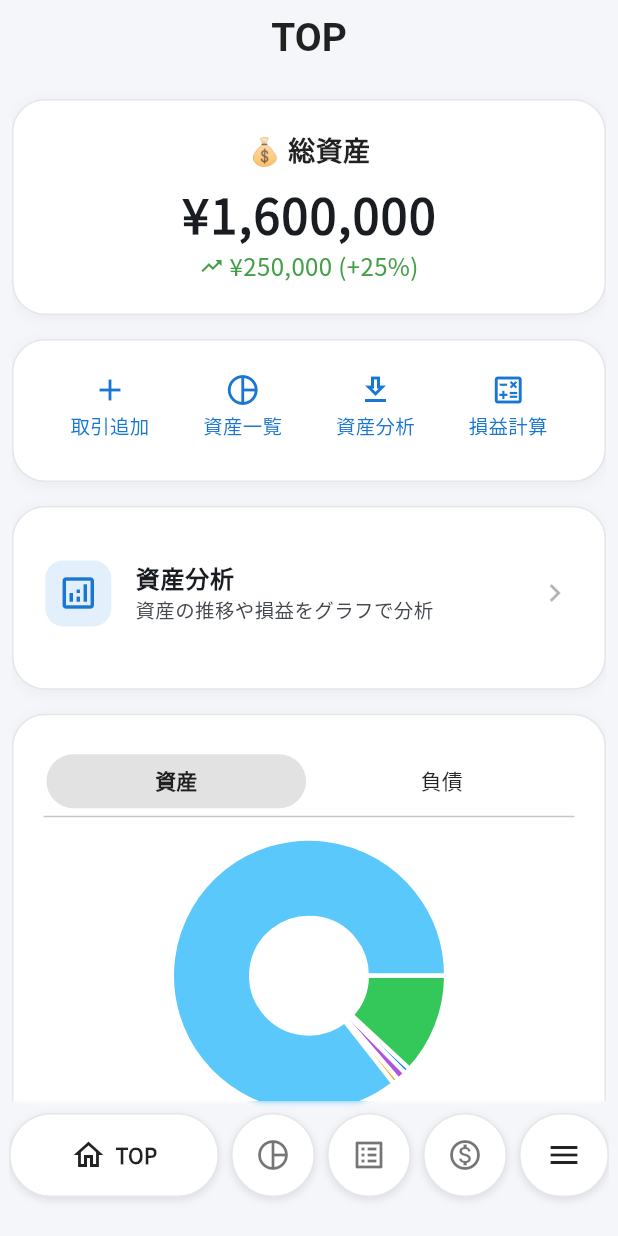
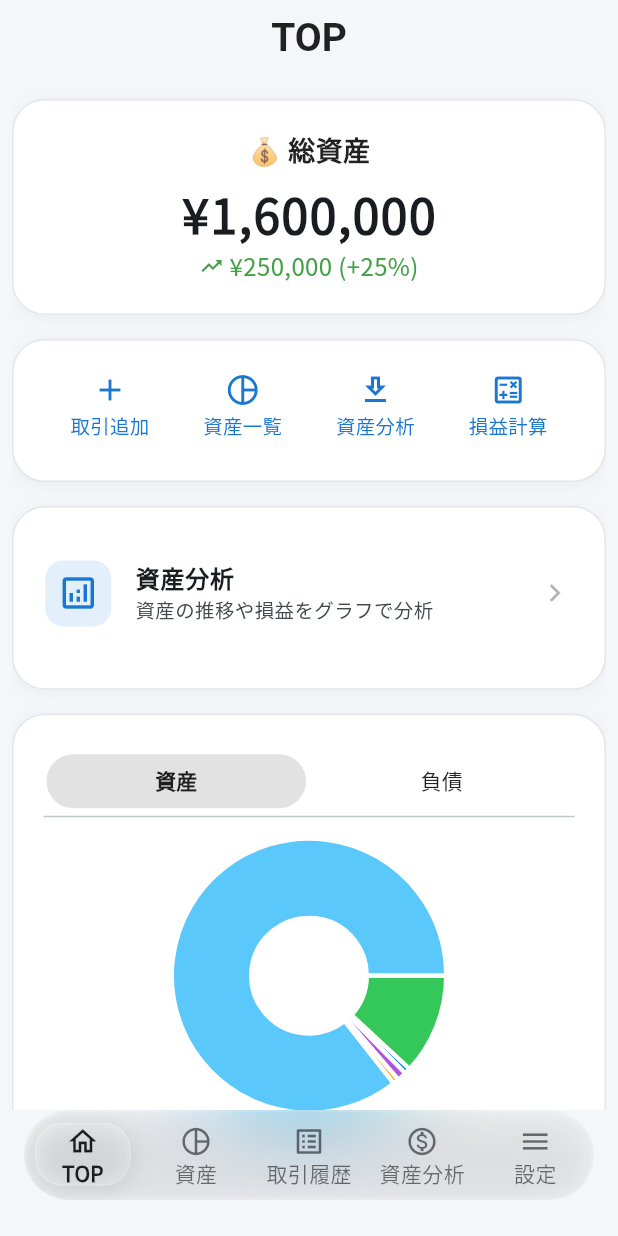
Before and after one commit to kuma1022/money_nest_app, a Flutter app: the screen it shows after launch, on a phone screen of 412 x 824 dp. Run offline on Flutter 3.47's test engine with Material 3 defaults, Android fonts, the phone set to English and light mode, and no system bars; drawn by our look-alikes of fl_chart; our stand-ins replace drift, flutter_svg, modal_bottom_sheet, pull_to_refresh; accounts and stored records are empty; generated files the repository leaves out were written again; statements that could not run were skipped.

Commit message:
update bottom nav bar

```diff
--- a/lib/components/custom_bottom_nav_bar.dart
+++ b/lib/components/custom_bottom_nav_bar.dart
@@ -1,6 +1,5 @@
 import 'dart:ui';
 import 'package:flutter/material.dart';
-import 'package:money_nest_app/presentation/resources/app_colors.dart';
 import 'package:money_nest_app/presentation/resources/app_texts.dart';
 
 class CustomBottomNavBar extends StatefulWidget {
@@ -38,7 +37,7 @@
     _targetIndex = widget.currentIndex;
     _controller = AnimationController(
       vsync: this,
-      duration: const Duration(milliseconds: 320),
+      duration: const Duration(milliseconds: 300),
     );
     _animation = CurvedAnimation(
       parent: _controller,
@@ -50,7 +49,7 @@
           _prevIndex = _targetIndex;
           _isAnimating = false;
         });
-        widget.onTap(_targetIndex);
+        widget.onTap(_targetIndex); // 动画结束后才通知父组件切换
       }
     });
   }
@@ -58,6 +57,7 @@
   @override
   void didUpdateWidget(covariant CustomBottomNavBar oldWidget) {
     super.didUpdateWidget(oldWidget);
+    // 外部切换tab时同步状态
     if (!_isAnimating && widget.currentIndex != _targetIndex) {
       setState(() {
         _prevIndex = widget.currentIndex;
@@ -66,11 +66,10 @@
     }
   }
 
-  // 1. 动画只做“收缩”或“展开”单向动画
   void _onTap(int index) {
     if (_isAnimating || index == _targetIndex) return;
     setState(() {
-      _prevIndex = widget.currentIndex;
+      _prevIndex = _targetIndex;
       _targetIndex = index;
       _isAnimating = true;
     });
@@ -81,172 +80,167 @@
   Widget build(BuildContext context) {
     final icons = widget.icons;
     final labels = widget.labels;
-    final int itemCount = icons.length;
-
     return Padding(
-      padding: const EdgeInsets.fromLTRB(6, 0, 6, 18),
+      padding: const EdgeInsets.fromLTRB(16, 0, 16, 24),
       child: ClipRRect(
-        //borderRadius: BorderRadius.circular(32),
-        child: Column(
-          mainAxisSize: MainAxisSize.min,
-          children: [
-            // 模糊背景
-            BackdropFilter(
-              filter: ImageFilter.blur(sigmaX: 2, sigmaY: 2),
-              child: SizedBox(
-                height: 72,
+        borderRadius: BorderRadius.circular(32),
+        child: BackdropFilter(
+          filter: ImageFilter.blur(sigmaX: 32, sigmaY: 32),
+          child: Container(
+            height: 60,
+            decoration: BoxDecoration(
+              color: Colors.white.withValues(alpha: 0.02),
+              borderRadius: BorderRadius.circular(32),
+              border: Border.all(
+                color: Colors.white.withValues(alpha: 0.12),
+                width: 1.5,
+              ),
+              boxShadow: [
+                BoxShadow(
+                  color: Colors.black.withValues(alpha: 0.10),
+                  blurRadius: 18,
+                  spreadRadius: 2,
+                  offset: const Offset(0, 2),
+                ),
+              ],
+            ),
             child: LayoutBuilder(
               builder: (context, constraints) {
-                    final double totalWidth = constraints.maxWidth;
-                    final int itemCount = icons.length;
-                    const double minItemWidth = 56;
-                    double maxItemWidth = 140;
-                    const double itemHeight = 56;
-                    double gap = 4;
+                return AnimatedBuilder(
+                  animation: _animation,
+                  builder: (context, child) {
+                    final double itemWidth =
+                        constraints.maxWidth / icons.length;
+                    const double indicatorWidth = 64;
+                    const double indicatorHeight = 42;
+                    const double barHeight = 60;
 
-                    // 动态调整maxItemWidth
-                    double maxPossible =
-                        (totalWidth -
-                        gap * (itemCount - 1) -
-                        minItemWidth * (itemCount - 1));
-                    if (maxPossible < minItemWidth) maxPossible = minItemWidth;
-                    if (maxItemWidth > maxPossible) maxItemWidth = maxPossible;
+                    final double start =
+                        _prevIndex * itemWidth +
+                        (itemWidth - indicatorWidth) / 2;
+                    final double end =
+                        _targetIndex * itemWidth +
+                        (itemWidth - indicatorWidth) / 2;
+                    final double left =
+                        start + (end - start) * _animation.value;
 
-                    List<double> widths = List.filled(itemCount, minItemWidth);
+                    final double width = TweenSequence([
+                      TweenSequenceItem(
+                        tween: Tween<double>(
+                          begin: indicatorWidth,
+                          end: indicatorWidth + 56,
+                        ).chain(CurveTween(curve: Curves.easeOut)),
+                        weight: 60,
+                      ),
+                      TweenSequenceItem(
+                        tween: Tween<double>(
+                          begin: indicatorWidth + 56,
+                          end: indicatorWidth,
+                        ).chain(CurveTween(curve: Curves.easeIn)),
+                        weight: 40,
+                      ),
+                    ]).transform(_animation.value);
 
-                    if (_isAnimating) {
-                      widths[_prevIndex] =
-                          minItemWidth +
-                          (maxItemWidth - minItemWidth) *
-                              (1 - _animation.value);
-                    } else {
-                      widths[widget.currentIndex] = maxItemWidth;
-                    }
+                    final double radius = TweenSequence([
+                      TweenSequenceItem(
+                        tween: Tween<double>(
+                          begin: 18,
+                          end: 28,
+                        ).chain(CurveTween(curve: Curves.easeOut)),
+                        weight: 60,
+                      ),
+                      TweenSequenceItem(
+                        tween: Tween<double>(
+                          begin: 28,
+                          end: 18,
+                        ).chain(CurveTween(curve: Curves.easeIn)),
+                        weight: 40,
+                      ),
+                    ]).transform(_animation.value);
 
-                    // gap不取整，直接用double
-                    double usedWidth = widths.reduce((a, b) => a + b);
-                    double totalGap = totalWidth - usedWidth;
-                    gap = (itemCount > 1)
-                        ? (totalGap / (itemCount - 1)).clamp(0.0, 8.0)
-                        : 0.0;
+                    // 动画期间保持旧的选中项
+                    final int effectiveIndex = _isAnimating
+                        ? _prevIndex
+                        : widget.currentIndex;
 
-                    // 最后一个按钮宽度强制补齐
-                    double widthSum = 0;
-                    List<double> realWidths = [];
-                    for (int i = 0; i < itemCount; i++) {
-                      if (i < itemCount - 1) {
-                        realWidths.add(widths[i]);
-                        widthSum += widths[i];
-                      } else {
-                        // 最后一个
-                        realWidths.add(
-                          (totalWidth - widthSum - gap * (itemCount - 1)).clamp(
-                            0.0,
-                            double.infinity,
-                          ),
-                        );
-                      }
-                    }
-
-                    // 字号插值
-                    double minFontSize = 1;
-                    double maxFontSize = AppTexts.fontSizeSmall;
-
-                    return Row(
-                      mainAxisAlignment: MainAxisAlignment.center,
-                      children: List.generate(itemCount, (i) {
-                        return Padding(
-                          padding: EdgeInsets.only(left: i == 0 ? 0 : gap),
-                          child: TweenAnimationBuilder<double>(
-                            tween: Tween<double>(
-                              begin: minItemWidth,
-                              end: realWidths[i],
-                            ),
-                            duration: const Duration(milliseconds: 220),
-                            curve: Curves.easeInOutCubic,
-                            builder: (context, animatedWidth, child) {
-                              final bool selected =
-                                  animatedWidth > minItemWidth + 1;
-                              double fontSize = minFontSize;
-                              if (animatedWidth > minItemWidth + 1) {
-                                fontSize =
-                                    minFontSize +
-                                    (maxFontSize - minFontSize) *
-                                        ((animatedWidth - minItemWidth) /
-                                                (maxItemWidth - minItemWidth))
-                                            .clamp(0.0, 1.0);
-                              }
-                              return Container(
-                                width: animatedWidth,
-                                height: itemHeight,
+                    return Stack(
+                      alignment: Alignment.centerLeft,
+                      children: [
+                        // 1. 水滴indicator
+                        Positioned(
+                          left: left - (width - indicatorWidth) / 2,
+                          top: (barHeight - indicatorHeight) / 2 - 2,
+                          child: Container(
+                            width: width,
+                            height: indicatorHeight,
                             decoration: BoxDecoration(
-                                  color: Colors.white,
-                                  borderRadius: BorderRadius.circular(28),
+                              color: Colors.white.withValues(alpha: 0.22),
+                              borderRadius: BorderRadius.circular(radius),
                               border: Border.all(
-                                    color: const Color(0xFFE5E6EA),
+                                color: Colors.white.withValues(alpha: 0.18),
                                 width: 1,
                               ),
                               boxShadow: [
                                 BoxShadow(
-                                      color: Colors.black.withOpacity(0.10),
-                                      blurRadius: 4,
+                                  color: Colors.black.withValues(alpha: 0.10),
+                                  blurRadius: 14,
                                   offset: const Offset(0, 2),
                                 ),
                               ],
                             ),
-                                child: InkWell(
-                                  borderRadius: BorderRadius.circular(28),
-                                  onTap: () => _onTap(i),
-                                  child: Row(
+                          ),
+                        ),
+                        // 2. 菜单按钮
+                        Row(
+                          mainAxisAlignment: MainAxisAlignment.spaceAround,
+                          children: List.generate(icons.length, (index) {
+                            final selected = effectiveIndex == index;
+                            return Expanded(
+                              child: GestureDetector(
+                                onTap: () => _onTap(index),
+                                behavior: HitTestBehavior.opaque,
+                                child: Container(
+                                  alignment: Alignment.center,
+                                  height: double.infinity,
+                                  child: Column(
+                                    mainAxisSize: MainAxisSize.min,
                                     mainAxisAlignment: MainAxisAlignment.center,
                                     children: [
+                                      const SizedBox(height: 2),
                                       Icon(
-                                        icons[i],
+                                        icons[index],
                                         color: selected
                                             ? Colors.black87
                                             : Colors.black54,
-                                        size: 24,
+                                        size: 22,
                                       ),
-                                      AnimatedSwitcher(
-                                        duration: const Duration(
-                                          milliseconds: 220,
+                                      Text(
+                                        labels[index],
+                                        style: TextStyle(
+                                          color: selected
+                                              ? Colors.black87
+                                              : Colors.black54,
+                                          fontWeight: selected
+                                              ? FontWeight.bold
+                                              : FontWeight.normal,
+                                          fontSize: AppTexts.fontSizeSmall,
                                         ),
-                                        child:
-                                            selected &&
-                                                fontSize > minFontSize + 1
-                                            ? Padding(
-                                                padding: const EdgeInsets.only(
-                                                  left: 6,
-                                                ),
-                                                child: Text(
-                                                  labels[i],
-                                                  style: TextStyle(
-                                                    color: Colors.black87,
-                                                    fontWeight: FontWeight.bold,
-                                                    fontSize: fontSize,
-                                                  ),
-                                                  overflow:
-                                                      TextOverflow.ellipsis,
-                                                  maxLines: 1,
-                                                ),
-                                              )
-                                            : const SizedBox.shrink(),
                                       ),
                                     ],
                                   ),
                                 ),
-                              );
-                            },
                               ),
                             );
                           }),
+                        ),
+                      ],
+                    );
+                  },
                 );
               },
             ),
           ),
         ),
-          ],
-        ),
       ),
     );
   }
--- a/lib/pages/trade_history/trade_add_page.dart
+++ b/lib/pages/trade_history/trade_add_page.dart
@@ -101,7 +101,7 @@
         const Text('カテゴリ', style: TextStyle(fontWeight: FontWeight.bold)),
         const SizedBox(height: 6),
         DropdownButtonFormField<String>(
-          initialValue: assetCategory,
+          value: assetCategory,
           items: assetCategories.keys
               .map((e) => DropdownMenuItem(value: e, child: Text(e)))
               .toList(),
@@ -174,7 +174,7 @@
         const Text('カテゴリ', style: TextStyle(fontWeight: FontWeight.bold)),
         const SizedBox(height: 6),
         DropdownButtonFormField<String>(
-          initialValue: debtCategory,
+          value: debtCategory,
           items: debtCategories.keys
               .map((e) => DropdownMenuItem(value: e, child: Text(e)))
               .toList(),
@@ -215,7 +215,7 @@
               ),
               const SizedBox(height: 6),
               DropdownButtonFormField<String>(
-                initialValue: debtSubCategory,
+                value: debtSubCategory,
                 items: debtCategories[debtCategory]!
                     .map((e) => DropdownMenuItem(value: e, child: Text(e)))
                     .toList(),
@@ -268,7 +268,7 @@
             const Text('取引種別', style: TextStyle(fontWeight: FontWeight.bold)),
             const SizedBox(height: 6),
             DropdownButtonFormField<String>(
-              initialValue: tradeType,
+              value: tradeType,
               items: const [
                 DropdownMenuItem(value: 'buy', child: Text('買い')),
                 DropdownMenuItem(value: 'sell', child: Text('売り')),
```
Also changed, not shown: pubspec.lock. Lines whose indentation alone changed are shown as unchanged.
